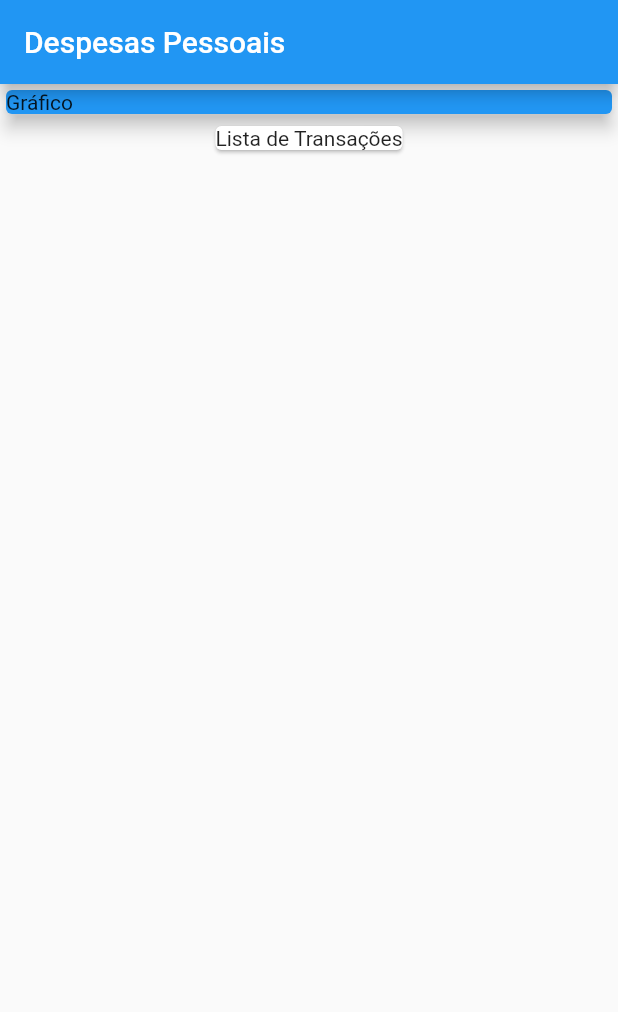
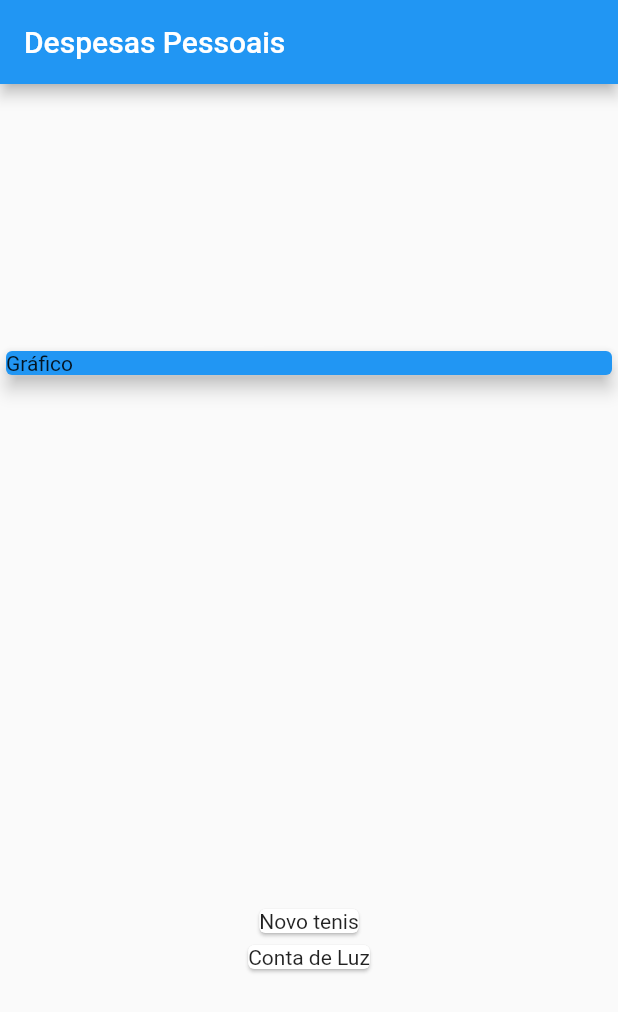
Before and after one commit to paulovictorbuenoflores/curso_flutter_completo, a Flutter app: the screen it shows after launch, on a phone screen of 412 x 824 dp. Shown: the top 1012 px of the screen. Run offline on Flutter 3.47's test engine with Material 2 defaults, Android fonts, the phone set to English and light mode, and no system bars.

Commit message:
mapeamento de objetos, que não sao objetos, sao transacoes convertido para elementos visuais para mostrar na tela usando a funcao map

```diff
--- a/construindo_app_real_despesas_pessoais_4/expenses/lib/main.dart
+++ b/construindo_app_real_despesas_pessoais_4/expenses/lib/main.dart
@@ -1,3 +1,4 @@
+import 'package:expenses/models/transaction.dart';
 import 'package:flutter/material.dart';
 
 void main(List<String> args) => runApp(ExpensesApp());
@@ -12,6 +13,21 @@
 }
 
 class MyHomePage extends StatelessWidget {
+  final _transactions = [
+    Transaction(
+      id: 't1',
+      title: 'Novo tenis',
+      value: 310.76,
+      date: DateTime.now(),
+    ),
+    Transaction(
+      id: "t2",
+      title: 'Conta de Luz',
+      value: 211.30,
+      date: DateTime.now(),
+    ),
+  ];
+
   @override
   Widget build(BuildContext context) {
     return Scaffold(
@@ -19,6 +35,8 @@
         title: Text('Despesas Pessoais'),
       ),
       body: Column(
+        mainAxisAlignment: MainAxisAlignment.spaceAround,
+        crossAxisAlignment: CrossAxisAlignment.stretch,
         children: [
           Container(
             width: double.infinity,
@@ -28,8 +46,12 @@
               elevation: 5,
             ),
           ),
-          Card(
-            child: Text('Lista de Transações'),
+          Column(
+            children: _transactions.map((tr) {
+              return Card(
+                child: Text(tr.title),
+              );
+            }).toList(),
           )
         ],
       ),
--- /dev/null
+++ b/construindo_app_real_despesas_pessoais_4/expenses/lib/models/transaction.dart
@@ -0,0 +1,12 @@
+class Transaction {
+  final String id;
+  final String title;
+  final double value;
+  final DateTime date;
+
+  Transaction(
+      {required this.id,
+      required this.title,
+      required this.value,
+      required this.date});
+}
```
